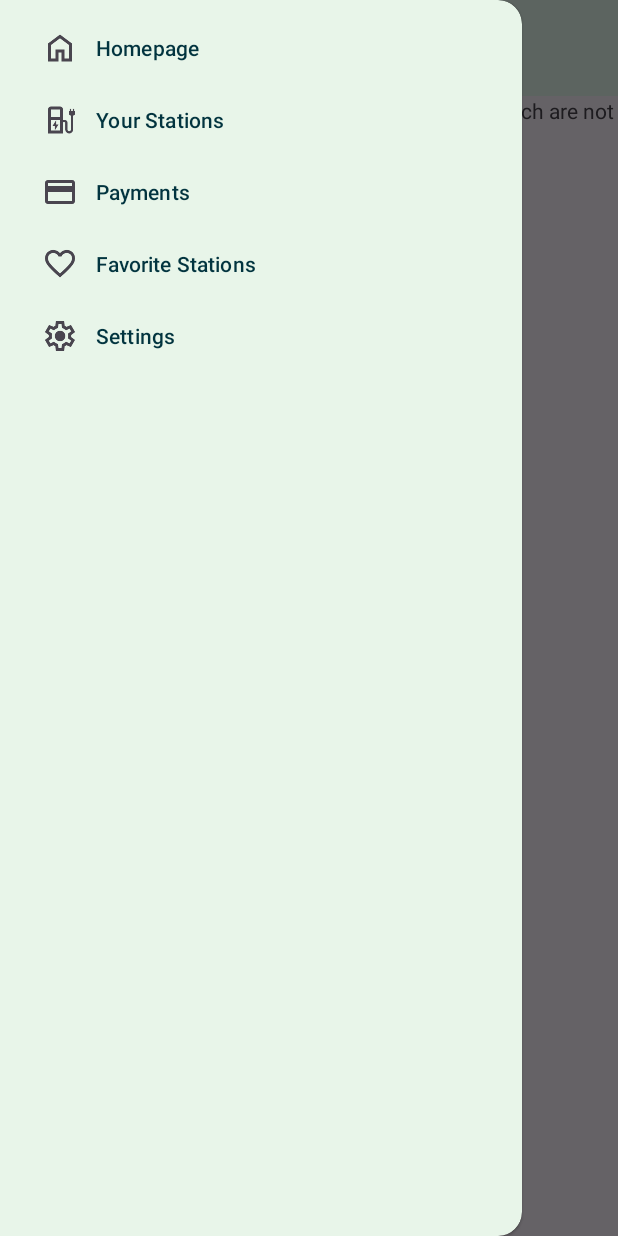
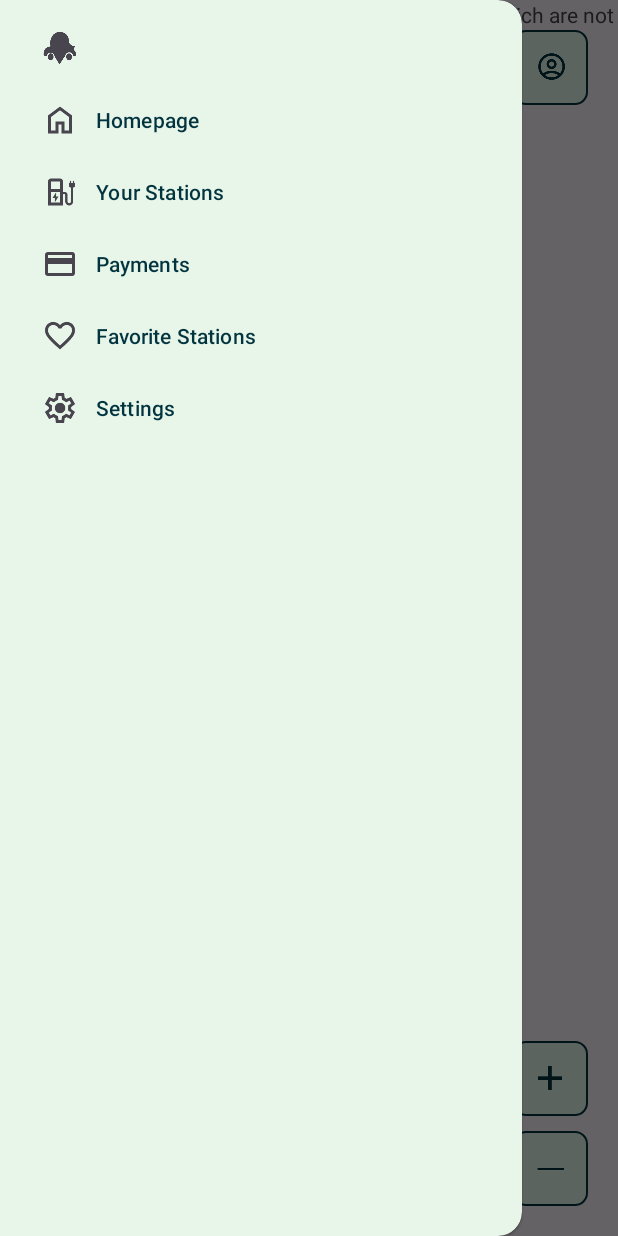
Before and after one commit to ofekamirav/ChargehoodApp, an Android app: the screen it shows after launch (MainActivity), with the side drawer open, on a phone screen of 412 x 824 dp. Run offline under Robolectric (Android 15) with nearby library versions, the phone set to English and light mode, and no system bars; our stand-ins replace navigation-ui.

Commit message:
homepage is done, need to add the db and than handle loading the pins

```diff
--- a/app/src/main/java/com/example/chargehoodapp/HomepageFragment.kt
+++ b/app/src/main/java/com/example/chargehoodapp/HomepageFragment.kt
@@ -7,6 +7,9 @@ import android.view.View
 import android.view.ViewGroup
 import androidx.core.app.ActivityCompat
 import android.Manifest
+import android.widget.ImageButton
+import androidx.core.view.GravityCompat
+import androidx.drawerlayout.widget.DrawerLayout
 import androidx.fragment.app.Fragment
 import com.example.chargehoodapp.databinding.HomepageFragmentBinding
 import com.google.android.gms.location.FusedLocationProviderClient
@@ -24,7 +27,8 @@ class HomepageFragment : Fragment(), OnMapReadyCallback {
     private var mapView: MapView? = null
     private var googleMap: GoogleMap? = null
     private var fusedLocationClient: FusedLocationProviderClient? = null
-
+    private var drawerLayout: DrawerLayout? = null
+    private var hamburger_button: ImageButton? = null
 
     override fun onCreateView(
         inflater: LayoutInflater,
@@ -42,6 +46,13 @@ class HomepageFragment : Fragment(), OnMapReadyCallback {
         mapView?.getMapAsync(this)
 
         fusedLocationClient = LocationServices.getFusedLocationProviderClient(requireContext())
+
+        //Set the hamburger button to open the drawer
+        drawerLayout = requireActivity().findViewById(R.id.drawer_layout)
+        hamburger_button = binding?.hamburgerButton
+        hamburger_button?.setOnClickListener {
+            drawerLayout?.openDrawer(GravityCompat.START)
+        }
 
 
 
@@ -109,7 +120,6 @@ class HomepageFragment : Fragment(), OnMapReadyCallback {
     //Set the map settings
     override fun onMapReady(map: GoogleMap) {
         googleMap = map
-        googleMap?.uiSettings?.isZoomControlsEnabled = true
         checkLocationPermission()
 
         // Enable location button
@@ -118,8 +128,11 @@ class HomepageFragment : Fragment(), OnMapReadyCallback {
                 Manifest.permission.ACCESS_FINE_LOCATION
             ) == PackageManager.PERMISSION_GRANTED
         ) {
-            googleMap?.isMyLocationEnabled = true
-
+            //Enable location button and hide the default button
+            googleMap?.uiSettings?.isMyLocationButtonEnabled = false
+            binding?.myLocationButton?.setOnClickListener{
+                googleMap?.isMyLocationEnabled=true
+            }
             //Set the current location on focus
             fusedLocationClient?.lastLocation?.addOnSuccessListener { location ->
                 if (location != null) {
@@ -130,10 +143,13 @@ class HomepageFragment : Fragment(), OnMapReadyCallback {
         }
 
         //Enable zoom controls
-        googleMap?.uiSettings?.isZoomControlsEnabled = true
+        binding?.zoomInButton?.setOnClickListener{
+            googleMap?.animateCamera(CameraUpdateFactory.zoomIn())
+        }
+        binding?.zoomOutButton?.setOnClickListener{
+            googleMap?.animateCamera(CameraUpdateFactory.zoomOut())
+        }
 
-        //Enable compass
-        googleMap?.uiSettings?.isCompassEnabled = true
 
 
     }
--- a/app/src/main/java/com/example/chargehoodapp/LoginFragment.kt
+++ b/app/src/main/java/com/example/chargehoodapp/LoginFragment.kt
@@ -6,6 +6,7 @@ import android.view.LayoutInflater
 import android.view.View
 import android.view.ViewGroup
 import android.widget.Toast
+import androidx.appcompat.app.AppCompatActivity
 import androidx.appcompat.widget.Toolbar
 import androidx.fragment.app.Fragment
 import androidx.navigation.findNavController
@@ -95,11 +96,17 @@ class LoginFragment: Fragment() {
         }
     }
 
-
     //Helping func that checks if the email is valid
     private fun isEmailValid(email: String): Boolean {
         val emailPattern = "[a-zA-Z0-9._-]+@[a-z]+\\.+[a-z]+"
         return email.matches(Regex(emailPattern))
+    }
+
+
+    //hide the action bar
+    override fun onViewCreated(view: View, savedInstanceState: Bundle?) {
+        super.onViewCreated(view, savedInstanceState)
+        (activity as? AppCompatActivity)?.supportActionBar?.hide()
     }
 
 
--- a/app/src/main/java/com/example/chargehoodapp/MainActivity.kt
+++ b/app/src/main/java/com/example/chargehoodapp/MainActivity.kt
@@ -2,9 +2,12 @@ package com.example.chargehoodapp
 
 import android.content.SharedPreferences
 import android.os.Bundle
+import android.view.MenuItem
 import android.view.View
+import android.widget.ImageButton
 import androidx.activity.enableEdgeToEdge
 import androidx.appcompat.app.AppCompatActivity
+import androidx.core.view.GravityCompat
 import androidx.core.view.ViewCompat
 import androidx.core.view.WindowInsetsCompat
 import androidx.drawerlayout.widget.DrawerLayout
@@ -40,14 +43,14 @@ class MainActivity : AppCompatActivity() {
         // Setup the navigation controller
         navHostFragment = supportFragmentManager.findFragmentById(R.id.main_nav_host) as? NavHostFragment
         navController = navHostFragment?.navController
-        setSupportActionBar(binding?.toolbar)
+
+        //Setup the navigation menu
         drawerLayout = binding?.drawerLayout
         navigation_view = binding?.navigationView
+
         navController?.let {
-            NavigationUI.setupActionBarWithNavController(this, it, binding?.drawerLayout)
             NavigationUI.setupWithNavController(navigation_view!!, navController!!)
         }
-
 
 
         //Show the navigation drawer when the hamburger icon is clicked
@@ -62,18 +65,6 @@ class MainActivity : AppCompatActivity() {
                 }
             }
         }
-
-//
-//        navController?.addOnDestinationChangedListener { _, destination, _ ->
-//            if (destination.id == R.id.loginFragment || destination.id == R.id.registerFragment || destination.id == R.id.welcomeFragment) {
-//                hideToolbar()
-//            } else {
-//                showToolbar()
-//            }
-//        }
-
-
-            //navController?.navigate(R.id.welcomeFragment)
 
             navController?.navigate(R.id.homepageFragment)
 //        sharedPreferences = getSharedPreferences("MyAppPreferences", MODE_PRIVATE)
@@ -91,7 +82,8 @@ class MainActivity : AppCompatActivity() {
 
     }
 
-    override fun onSupportNavigateUp(): Boolean {
-        return navController?.navigateUp(binding?.drawerLayout) ?: super.onSupportNavigateUp()
+    override fun onOptionsItemSelected(item: MenuItem): Boolean {
+        return NavigationUI.onNavDestinationSelected(item, navController!!) || super.onOptionsItemSelected(item)
     }
+
 }
--- a/app/src/main/java/com/example/chargehoodapp/RegisterFragment.kt
+++ b/app/src/main/java/com/example/chargehoodapp/RegisterFragment.kt
@@ -6,6 +6,7 @@ import android.view.LayoutInflater
 import android.view.View
 import android.view.ViewGroup
 import android.widget.Toast
+import androidx.appcompat.app.AppCompatActivity
 import androidx.fragment.app.Fragment
 import com.example.chargehoodapp.databinding.RegisterFragmentBinding
 import com.google.firebase.auth.FirebaseAuth
@@ -136,6 +137,11 @@ class RegisterFragment:Fragment() {
 
     }
 
+    //hide the action bar
+    override fun onViewCreated(view: View, savedInstanceState: Bundle?) {
+        super.onViewCreated(view, savedInstanceState)
+        (activity as? AppCompatActivity)?.supportActionBar?.hide()
+    }
 
 
 
--- a/app/src/main/java/com/example/chargehoodapp/WelcomeFragment.kt
+++ b/app/src/main/java/com/example/chargehoodapp/WelcomeFragment.kt
@@ -5,6 +5,7 @@ import android.view.LayoutInflater
 import android.view.View
 import android.view.ViewGroup
 import android.widget.ImageView
+import androidx.appcompat.app.AppCompatActivity
 import androidx.fragment.app.Fragment
 import androidx.navigation.fragment.findNavController
 import com.bumptech.glide.Glide
@@ -39,6 +40,13 @@ class WelcomeFragment: Fragment() {
         return binding?.root
     }
 
+    //hide the action bar
+    override fun onViewCreated(view: View, savedInstanceState: Bundle?) {
+        super.onViewCreated(view, savedInstanceState)
+        (activity as? AppCompatActivity)?.supportActionBar?.hide()
+    }
+
+
     override fun onDestroy() {
         super.onDestroy()
         binding=null
--- /dev/null
+++ b/app/src/main/res/drawable/button_colors.xml
@@ -0,0 +1,7 @@
+
+
+<shape xmlns:android="http://schemas.android.com/apk/res/android">
+    <solid android:color="#E8FCF1" />
+    <stroke android:width="1dp" android:color="#02343F" />
+    <corners android:radius="8dp" />
+</shape>
--- a/app/src/main/res/layout/activity_main.xml
+++ b/app/src/main/res/layout/activity_main.xml
@@ -5,6 +5,7 @@
     android:id="@+id/drawer_layout"
     android:layout_width="match_parent"
     android:layout_height="match_parent"
+    android:layoutDirection="ltr"
     tools:context=".MainActivity">
 
     <androidx.constraintlayout.widget.ConstraintLayout
@@ -12,32 +13,6 @@
         android:id="@+id/main"
         android:layout_height="match_parent">
 
-        <com.google.android.material.appbar.AppBarLayout
-            android:id="@+id/app_bar"
-            android:layout_width="match_parent"
-            android:layout_height="wrap_content"
-            app:layout_constraintStart_toStartOf="parent"
-            app:layout_constraintEnd_toEndOf="parent"
-            app:layout_constraintTop_toTopOf="parent"
-            android:background="#E8FCF1">
-
-            <androidx.appcompat.widget.Toolbar
-                android:id="@+id/toolbar"
-                android:layout_width="match_parent"
-                android:layout_height="wrap_content"
-                android:background="#E8FCF1"
-                app:popupTheme="@style/ThemeOverlay.MaterialComponents.Light">
-
-                <ImageView
-                    android:id="@+id/toolbar_logo"
-                    android:layout_width="48dp"
-                    android:layout_height="48dp"
-                    android:src="@drawable/chargehood_logo"
-                    android:contentDescription="App Logo"
-                    android:layout_gravity="center" />
-
-            </androidx.appcompat.widget.Toolbar>
-        </com.google.android.material.appbar.AppBarLayout>
 
         <androidx.fragment.app.FragmentContainerView
             android:id="@+id/main_nav_host"
@@ -46,7 +21,7 @@
             android:layout_height="0dp"
             app:defaultNavHost="true"
             app:navGraph="@navigation/nav_graph"
-            app:layout_constraintTop_toBottomOf="@id/app_bar"
+            app:layout_constraintTop_toTopOf="parent"
             app:layout_constraintStart_toStartOf="parent"
             app:layout_constraintEnd_toEndOf="parent"
             app:layout_constraintBottom_toBottomOf="parent" />
--- a/app/src/main/res/layout/homepage_fragment.xml
+++ b/app/src/main/res/layout/homepage_fragment.xml
@@ -3,7 +3,8 @@
     xmlns:android="http://schemas.android.com/apk/res/android"
     android:layout_width="match_parent"
     android:layout_height="match_parent"
-    xmlns:app="http://schemas.android.com/apk/res-auto">
+    xmlns:app="http://schemas.android.com/apk/res-auto"
+    android:layoutDirection="ltr">
 
     <com.google.android.gms.maps.MapView
         android:id="@+id/mapView"
@@ -14,4 +15,68 @@
         app:layout_constraintStart_toStartOf="parent"
         app:layout_constraintEnd_toEndOf="parent" />
 
+    <ImageButton
+        android:id="@+id/hamburger_button"
+        android:visibility="visible"
+        android:layout_width="50dp"
+        android:layout_height="50dp"
+        android:layout_margin="20dp"
+        android:scaleType="fitCenter"
+        android:background="@drawable/button_colors"
+        android:src="@drawable/ic_menu"
+        app:layout_constraintStart_toStartOf="parent"
+        app:layout_constraintTop_toTopOf="parent" />
+
+    <ImageButton
+        android:id="@+id/zoom_out_button"
+        android:visibility="visible"
+        android:layout_width="50dp"
+        android:layout_height="50dp"
+        android:layout_margin="20dp"
+        android:scaleType="fitCenter"
+        android:background="@drawable/button_colors"
+        android:src="@drawable/ic_zoom_out"
+        app:layout_constraintEnd_toEndOf="parent"
+        app:layout_constraintBottom_toBottomOf="parent" />
+
+    <ImageButton
+        android:id="@+id/profile_button"
+        android:visibility="visible"
+        android:layout_width="50dp"
+        android:layout_height="50dp"
+        android:layout_margin="20dp"
+        android:scaleType="fitCenter"
+        android:background="@drawable/button_colors"
+        android:src="@drawable/ic_profile"
+        app:layout_constraintEnd_toEndOf="parent"
+        app:layout_constraintTop_toTopOf="parent" />
+
+
+    <ImageButton
+        android:id="@+id/zoom_in_button"
+        android:visibility="visible"
+        android:layout_width="50dp"
+        android:layout_height="50dp"
+        android:layout_marginBottom="80dp"
+        android:layout_marginEnd="20dp"
+        android:scaleType="fitCenter"
+        android:background="@drawable/button_colors"
+        android:src="@drawable/ic_zoom_in"
+        app:layout_constraintEnd_toEndOf="parent"
+        app:layout_constraintBottom_toBottomOf="parent" />
+
+    <ImageButton
+        android:id="@+id/my_location_button"
+        android:visibility="visible"
+        android:layout_width="50dp"
+        android:layout_height="50dp"
+        android:layout_margin="20dp"
+        android:scaleType="fitCenter"
+        android:background="@drawable/button_colors"
+        android:src="@drawable/ic_my_location"
+        app:layout_constraintBottom_toBottomOf="parent"
+        app:layout_constraintStart_toStartOf="parent"/>
+
+
+
 </androidx.constraintlayout.widget.ConstraintLayout>
--- a/app/src/main/res/menu/drawer_navbar.xml
+++ b/app/src/main/res/menu/drawer_navbar.xml
@@ -1,23 +1,33 @@
 <menu xmlns:android="http://schemas.android.com/apk/res/android"
     xmlns:app="http://schemas.android.com/apk/res-auto">
+   <item
+        android:id="@+id/nav_logo"
+        android:icon="@drawable/chargehood_logo"
+        android:title="" />
     <item
         android:id="@+id/nav_home"
+        android:name="com.example.chargehoodapp.ui.HomeFragment"
         android:icon="@drawable/ic_home"
+        android:iconTint="#02343F"
         android:title="Homepage" />
     <item
         android:id="@+id/nav_stations"
         android:icon="@drawable/find_stations_icon"
+        android:iconTint="#02343F"
         android:title="Your Stations" />
     <item
         android:id="@+id/nav_payments"
         android:icon="@drawable/ic_payments"
+        android:iconTint="#02343F"
         android:title="Payments" />
     <item
         android:id="@+id/nav_favorites"
         android:icon="@drawable/ic_favorites"
+        android:iconTint="#02343F"
         android:title="Favorite Stations" />
     <item
         android:id="@+id/nav_settings"
         android:icon="@drawable/ic_settings"
+        android:iconTint="#02343F"
         android:title="Settings" />
 </menu>
--- a/app/src/main/res/menu/main_toolbar.xml
+++ /dev/null
@@ -1,16 +0,0 @@
-<menu xmlns:android="http://schemas.android.com/apk/res/android"
-    xmlns:app="http://schemas.android.com/apk/res-auto">
-
-    <item
-        android:id="@+id/action_drawer"
-        android:icon="@drawable/ic_menu"
-        android:title="Menu"
-        app:showAsAction="always" />
-
-    <item
-        android:id="@+id/action_profile"
-        android:icon="@drawable/ic_profile"
-        android:title="Profile"
-        app:showAsAction="always" />
-
-</menu>
```
Also changed, not shown: app/src/main/res/drawable/ic_menu.png, app/src/main/res/drawable/ic_my_location.png (added), app/src/main/res/drawable/ic_profile.png, app/src/main/res/drawable/ic_zoom_in.png (added), app/src/main/res/drawable/ic_zoom_out.png (added).
